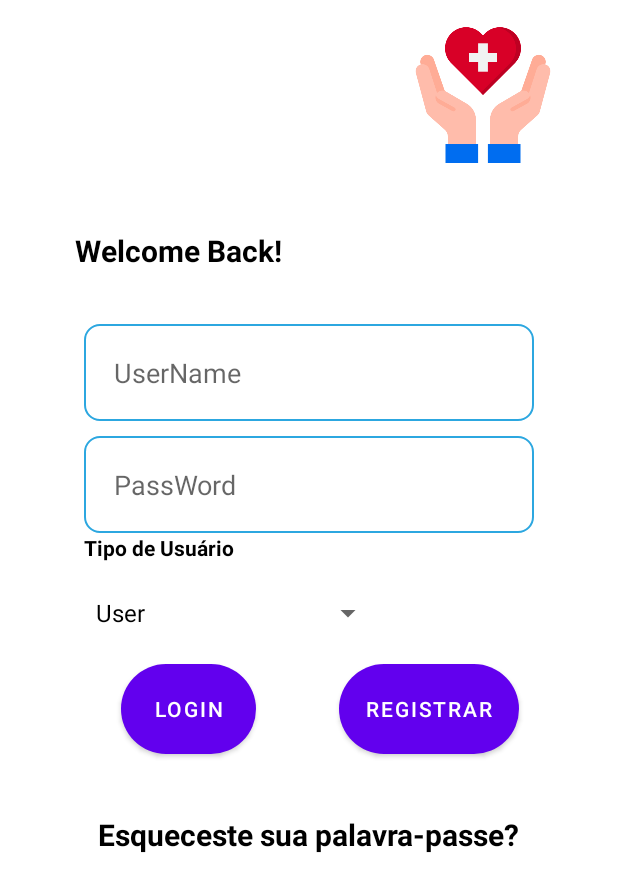
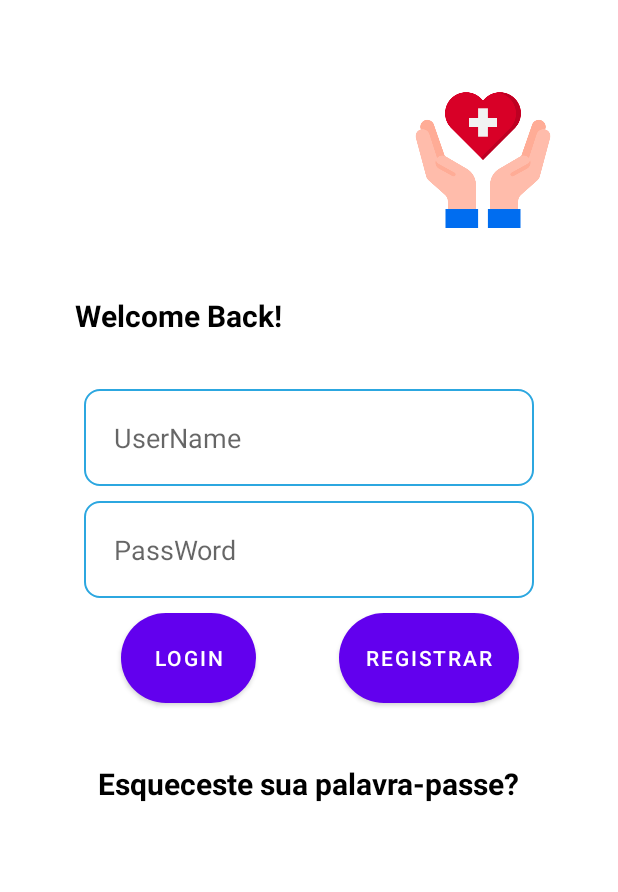
Before and after one commit to adilsonlima1997/TFCAPP, an Android app: the LoginActivity screen opened directly, with no data from a screen before it, on a phone screen of 412 x 824 dp. Shown: the top 892 px of the screen. Run offline under Robolectric (Android 15) with nearby library versions, the phone set to English and light mode, and no system bars; 2 statements that could not run were skipped.

Commit message:
Atualizado em 11/05/2022

```diff
--- a/app/src/main/res/layout/activity_login.xml
+++ b/app/src/main/res/layout/activity_login.xml
@@ -19,7 +19,7 @@
             android:layout_height="100dp"
             android:src="@drawable/logo"
             android:layout_gravity="right"
-            android:layout_marginTop="-170dp"
+            android:layout_marginTop="-165dp"
             android:layout_marginRight="30dp"/>
 
         <TextView
@@ -56,21 +56,6 @@
             android:background="@drawable/edit"
             android:padding="20dp"/>
 
-        <TextView
-            android:layout_width="wrap_content"
-            android:layout_height="wrap_content"
-            android:layout_marginRight="100dp"
-            android:text="Tipo de Usuário"
-            android:textStyle="bold"
-            android:textColor="@color/black"/>
-
-        <Spinner
-            android:id="@+id/spinner"
-            android:layout_marginTop="10dp"
-            android:layout_width="200dp"
-            android:layout_height="wrap_content"
-            android:layout_marginRight="50dp"
-            />
         <Button
             android:id="@+id/btn_login"
             android:layout_width="90dp"
```
